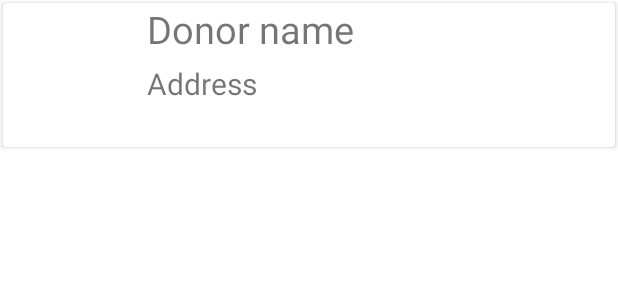
After one commit to honganhcs/ShareAMeal, an Android app: the layout layout_item.xml on its own in the app's theme, with its tools: preview values and no code run, on a phone screen of 412 x 824 dp. The commit adds this screen. Shown: the top 300 px of the screen. Run offline under Robolectric (Android 15) with nearby library versions, the phone set to English and light mode, and no system bars.

Commit message:
1.Created a recycler view of the users for the Claim Food option.

```diff
--- a/ShareAMeal/app/build.gradle
+++ b/ShareAMeal/app/build.gradle
@@ -36,6 +36,7 @@ dependencies {
     implementation 'com.google.android.material:material:1.3.0'
     implementation 'androidx.constraintlayout:constraintlayout:2.0.4'
     implementation 'androidx.cardview:cardview:1.0.0'
+    implementation 'org.jetbrains:annotations:15.0'
     testImplementation 'junit:junit:4.13.2'
     androidTestImplementation 'androidx.test.ext:junit:1.1.2'
     androidTestImplementation 'androidx.test.espresso:espresso-core:3.3.0'
--- a/ShareAMeal/app/src/main/java/com/example/shareameal/RecipientHomepageActivity.java
+++ b/ShareAMeal/app/src/main/java/com/example/shareameal/RecipientHomepageActivity.java
@@ -41,7 +41,9 @@ public class RecipientHomepageActivity extends AppCompatActivity {
             public boolean onNavigationItemSelected(@NonNull MenuItem item) {
                 int curr = item.getItemId();
                 if (curr == R.id.claimFood) {
-                    Toast.makeText(RecipientHomepageActivity.this, "Food claiming system not yet implemented", Toast.LENGTH_SHORT).show();
+                    Intent intent = new Intent(RecipientHomepageActivity.this, RVDonors.class);
+                    startActivity(intent);
+                    finish();
                 } else if (curr == R.id.records) {
                     Toast.makeText(RecipientHomepageActivity.this, "Records not yet implemented", Toast.LENGTH_SHORT).show();
                 } else if (curr == R.id.profile) {
--- a/ShareAMeal/app/src/main/java/com/example/shareameal/RecipientUserPageActivity.java
+++ b/ShareAMeal/app/src/main/java/com/example/shareameal/RecipientUserPageActivity.java
@@ -83,7 +83,9 @@ public class RecipientUserPageActivity extends AppCompatActivity {
             public boolean onNavigationItemSelected(@NonNull MenuItem item) {
                 int curr = item.getItemId();
                 if (curr == R.id.claimFood) {
-                    Toast.makeText(RecipientUserPageActivity.this, "Food claiming system not yet implemented", Toast.LENGTH_SHORT).show();
+                    Intent intent = new Intent(RecipientUserPageActivity.this, RVDonors.class);
+                    startActivity(intent);
+                    finish();
                 } else if (curr == R.id.records) {
                     Toast.makeText(RecipientUserPageActivity.this, "Records not yet implemented", Toast.LENGTH_SHORT).show();
                 } else if (curr == R.id.home) {
--- a/ShareAMeal/app/src/main/java/com/example/shareameal/User.java
+++ b/ShareAMeal/app/src/main/java/com/example/shareameal/User.java
@@ -1,4 +1,6 @@
 package com.example.shareameal;
+
+import com.google.firebase.database.Query;
 
 public class User {
     private String userGroup;
--- /dev/null
+++ b/ShareAMeal/app/src/main/res/layout/layout_item.xml
@@ -0,0 +1,37 @@
+<?xml version="1.0" encoding="utf-8"?>
+<androidx.cardview.widget.CardView xmlns:android="http://schemas.android.com/apk/res/android"
+    android:layout_width="match_parent"
+    android:layout_height="wrap_content"
+    android:layout_margin="2dp">
+
+    <LinearLayout
+        android:layout_width="match_parent"
+        android:layout_height="wrap_content"
+        android:orientation="horizontal">
+        <ImageView
+            android:layout_width="96dp"
+            android:layout_height="96dp"
+            android:padding="5dp"
+            android:id="@+id/img_donor" />
+        <LinearLayout
+            android:layout_width="match_parent"
+            android:layout_height="wrap_content"
+            android:orientation="vertical">
+            <TextView
+                android:layout_width="match_parent"
+                android:layout_height="wrap_content"
+                android:text="Donor name"
+                android:textSize="25sp"
+                android:layout_marginBottom="5dp"
+                android:id="@+id/txt_donor"/>
+            <TextView
+                android:layout_width="match_parent"
+                android:layout_height="wrap_content"
+                android:text="Address"
+                android:textSize="20sp"
+                android:layout_marginBottom="5dp"
+                android:id="@+id/txt_donor_address"/>
+        </LinearLayout>
+    </LinearLayout>
+
+</androidx.cardview.widget.CardView>
```
Also changed, not shown: ShareAMeal/app/src/main/AndroidManifest.xml (+5 -5 lines), ShareAMeal/app/src/main/java/com/example/shareameal/DonorVH.java (added, +19 -0 lines), ShareAMeal/app/src/main/java/com/example/shareameal/RVAdapter.java (added, +51 -0 lines), ShareAMeal/app/src/main/java/com/example/shareameal/RVDonors.java (added, +61 -0 lines), ShareAMeal/app/src/main/res/layout/activity_rvdonors.xml (added, +19 -0 lines).
